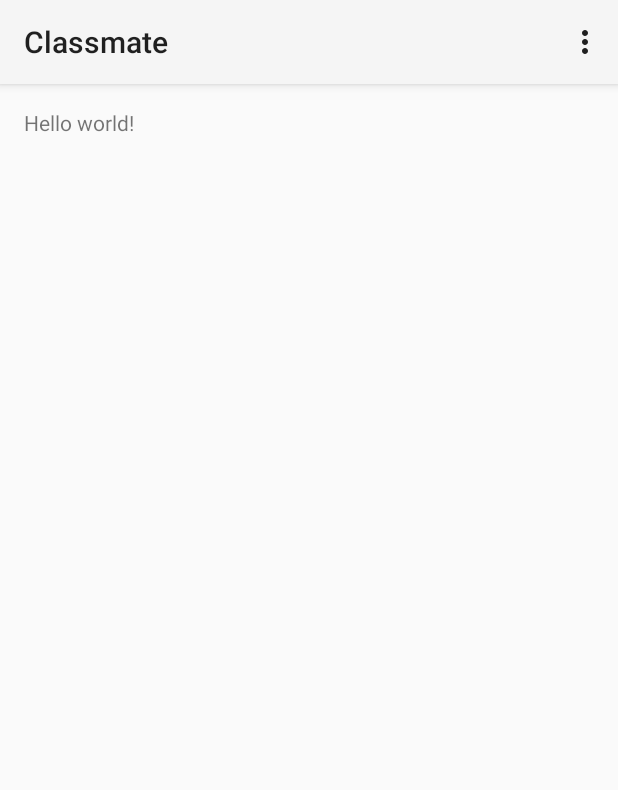
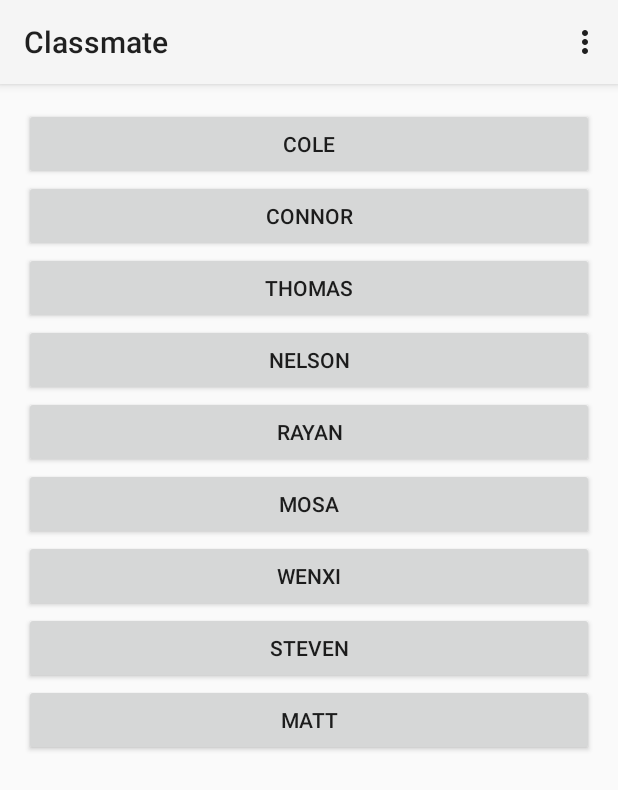
Before and after one commit to colegarien/SDDTermProject, an Android app: the screen it shows after launch (MainActivity), on a phone screen of 412 x 824 dp. Shown: the top 790 px of the screen. Run offline under Robolectric (Android 15) with nearby library versions, the phone set to English and light mode, and no system bars.

Commit message:
Add debug fragment and implement fragment launch system
Our main activity will serve only as a launching point for our fragments, and thus should not be used for interface design. To use the debug interface, fill in the appropriate on click listener in the Debug fragment.

```diff
--- a/app/src/main/AndroidManifest.xml
+++ b/app/src/main/AndroidManifest.xml
@@ -8,7 +8,7 @@
         android:label="@string/app_name"
         android:theme="@style/AppTheme" >
         <activity
-            android:name=".MainActivity"
+            android:name=".Activites.MainActivity"
             android:label="@string/app_name" >
             <intent-filter>
                 <action android:name="android.intent.action.MAIN" />
--- a/app/src/main/java/edu/uco/schambers/classmate/MainActivity.java
+++ b/app/src/main/java/edu/uco/schambers/classmate/Activites/MainActivity.java
@@ -1,17 +1,36 @@
-package edu.uco.schambers.classmate;
+package edu.uco.schambers.classmate.Activites;
 
 import android.app.Activity;
+import android.app.Fragment;
+import android.app.FragmentTransaction;
+import android.net.Uri;
 import android.os.Bundle;
 import android.view.Menu;
 import android.view.MenuItem;
+import android.view.View;
+import android.widget.Button;
+import android.widget.Toast;
 
-public class MainActivity extends Activity {
+import edu.uco.schambers.classmate.Fragments.Debug;
+import edu.uco.schambers.classmate.Fragments.StudentResponse;
+import edu.uco.schambers.classmate.R;
+
+
+public class MainActivity extends Activity implements StudentResponse.OnFragmentInteractionListener
+{
+
 
     @Override
     protected void onCreate(Bundle savedInstanceState) {
         super.onCreate(savedInstanceState);
         setContentView(R.layout.activity_main);
+        FragmentTransaction trans = getFragmentManager().beginTransaction();
+        Fragment debugFragment = new Debug();
+        trans.replace(R.id.fragment_container, debugFragment);
+        trans.commit();
     }
+
+
 
     @Override
     public boolean onCreateOptionsMenu(Menu menu) {
@@ -34,4 +53,9 @@ public class MainActivity extends Activity {
 
         return super.onOptionsItemSelected(item);
     }
+    @Override
+    public void onFragmentInteraction(Uri uri)
+    {
+        //todo
+    }
 }
--- /dev/null
+++ b/app/src/main/java/edu/uco/schambers/classmate/Fragments/Debug.java
@@ -0,0 +1,183 @@
+package edu.uco.schambers.classmate.Fragments;
+
+
+import android.app.FragmentTransaction;
+import android.os.Bundle;
+import android.app.Fragment;
+import android.view.LayoutInflater;
+import android.view.View;
+import android.view.ViewGroup;
+import android.widget.Button;
+import android.widget.Toast;
+
+import edu.uco.schambers.classmate.R;
+//this fragment will be acting as our debug interface.
+//Please use fragment transactions to launch your modules (which should be fragments, hint hint)
+//Do this within the onClickListeners for the appropriate buttons
+public class Debug extends Fragment
+{
+
+    Button mattBtn;
+    Button stevenBtn;
+    Button wenxiBtn;
+    Button nelsonBtn;
+    Button thomasBtn;
+    Button mosaBtn;
+    Button connorBtn;
+    Button coleBtn;
+    Button rayanBtn;
+
+    public Debug()
+    {
+        // Required empty public constructor
+    }
+
+
+    @Override
+    public View onCreateView(LayoutInflater inflater, ViewGroup container,
+                             Bundle savedInstanceState)
+    {
+        // Inflate the layout for this fragment
+        View rootView = inflater.inflate(R.layout.fragment_debug, container, false);
+        initUI(rootView);
+        setOnClickListeners();
+        return rootView;
+    }
+
+    public void initUI(View rootView)
+    {
+        mattBtn = (Button) rootView.findViewById(R.id.matt_btn);
+        stevenBtn = (Button) rootView.findViewById(R.id.steven_btn);
+        wenxiBtn = (Button) rootView.findViewById(R.id.wenxi_btn);
+        nelsonBtn = (Button) rootView.findViewById(R.id.nelson_btn);
+        thomasBtn = (Button) rootView.findViewById(R.id.thomas_btn);
+        mosaBtn = (Button) rootView.findViewById(R.id.mosa_btn);
+        connorBtn = (Button) rootView.findViewById(R.id.connor_btn);
+        coleBtn = (Button) rootView.findViewById(R.id.cole_btn);
+        rayanBtn = (Button) rootView.findViewById(R.id.rayan_btn);
+
+    }
+
+    //region OnClickListeners
+
+    private void setOnClickListeners()
+    {
+        mattBtn.setOnClickListener(new View.OnClickListener()
+        {
+            @Override
+            public void onClick(View v)
+            {
+                showRequestToast();
+                //create an instance of your fragment here and pass it to the next function
+                launchFragment(null);
+            }
+        });
+
+        stevenBtn.setOnClickListener(new View.OnClickListener()
+        {
+            @Override
+            public void onClick(View v)
+            {
+                Fragment studentResponse = StudentResponse.newInstance("test","test");
+                launchFragment(studentResponse);
+            }
+        });
+
+        wenxiBtn.setOnClickListener(new View.OnClickListener()
+        {
+            @Override
+            public void onClick(View v)
+            {
+
+                showRequestToast();
+                //create an instance of your fragment here and pass it to the next function
+                launchFragment(null);
+            }
+        });
+
+        nelsonBtn.setOnClickListener(new View.OnClickListener()
+        {
+            @Override
+            public void onClick(View v)
+            {
+
+                showRequestToast();
+                //create an instance of your fragment here and pass it to the next function
+                launchFragment(null);
+            }
+        });
+
+        thomasBtn.setOnClickListener(new View.OnClickListener()
+        {
+            @Override
+            public void onClick(View v)
+            {
+                showRequestToast();
+                //create an instance of your fragment here and pass it to the next function
+                launchFragment(null);
+            }
+        });
+
+        mosaBtn.setOnClickListener(new View.OnClickListener()
+        {
+            @Override
+            public void onClick(View v)
+            {
+                showRequestToast();
+                //create an instance of your fragment here and pass it to the next function
+                launchFragment(null);
+            }
+        });
+
+        connorBtn.setOnClickListener(new View.OnClickListener()
+        {
+            @Override
+            public void onClick(View v)
+            {
+                showRequestToast();
+                //create an instance of your fragment here and pass it to the next function
+                launchFragment(null);
+            }
+        });
+
+        coleBtn.setOnClickListener(new View.OnClickListener()
+        {
+            @Override
+            public void onClick(View v)
+            {
+                showRequestToast();
+                //create an instance of your fragment here and pass it to the next function
+                launchFragment(null);
+            }
+        });
+
+        rayanBtn.setOnClickListener(new View.OnClickListener()
+        {
+            @Override
+            public void onClick(View v)
+            {
+                showRequestToast();
+                //create an instance of your fragment here and pass it to the next function
+                launchFragment(null);
+            }
+        });
+    }
+
+
+    private void showRequestToast()
+    {
+        Toast.makeText(getActivity(),getResources().getString(R.string.set_listener), Toast.LENGTH_SHORT).show();
+    }
+
+    private void launchFragment(Fragment f)
+    {
+        if(f != null)
+        {
+            FragmentTransaction trans = getFragmentManager().beginTransaction();
+            trans.replace(R.id.fragment_container, f).addToBackStack("debug");
+            trans.commit();
+        }
+    }
+    //endregion
+
+}
--- a/app/src/main/res/layout/activity_main.xml
+++ b/app/src/main/res/layout/activity_main.xml
@@ -5,7 +5,11 @@
     android:paddingTop="@dimen/activity_vertical_margin"
     android:paddingBottom="@dimen/activity_vertical_margin" tools:context=".MainActivity">
 
-    <TextView android:text="@string/hello_world" android:layout_width="wrap_content"
-        android:layout_height="wrap_content" />
+
+  <FrameLayout
+      android:layout_width="match_parent"
+      android:layout_height="match_parent"
+      android:id="@+id/fragment_container"
+      />
 
 </RelativeLayout>
--- /dev/null
+++ b/app/src/main/res/layout/fragment_debug.xml
@@ -0,0 +1,76 @@
+<FrameLayout xmlns:android="http://schemas.android.com/apk/res/android"
+             xmlns:tools="http://schemas.android.com/tools"
+             android:layout_width="match_parent"
+             android:layout_height="match_parent"
+             tools:context="edu.uco.schambers.classmate.Fragments.Debug">
+
+    <LinearLayout
+        android:orientation="vertical"
+        android:layout_width="match_parent"
+        android:layout_height="match_parent"
+        >
+
+        <Button
+            android:layout_width="match_parent"
+            android:layout_height="wrap_content"
+            android:text="@string/cole"
+            android:id="@+id/cole_btn"
+            />
+
+        <Button
+            android:layout_width="match_parent"
+            android:layout_height="wrap_content"
+            android:text="@string/connor"
+            android:id="@+id/connor_btn"
+            />
+
+        <Button
+            android:layout_width="match_parent"
+            android:layout_height="wrap_content"
+            android:text="@string/thomas"
+            android:id="@+id/thomas_btn"
+            />
+
+        <Button
+            android:layout_width="match_parent"
+            android:layout_height="wrap_content"
+            android:text="@string/nelson"
+            android:id="@+id/nelson_btn"
+            />
+
+        <Button
+            android:layout_width="match_parent"
+            android:layout_height="wrap_content"
+            android:text="@string/rayan"
+            android:id="@+id/rayan_btn"
+            />
+
+        <Button
+            android:layout_width="match_parent"
+            android:layout_height="wrap_content"
+            android:text="@string/mosa"
+            android:id="@+id/mosa_btn"
+            />
+
+        <Button
+            android:layout_width="match_parent"
+            android:layout_height="wrap_content"
+            android:text="@string/wenxi"
+            android:id="@+id/wenxi_btn"
+            />
+
+        <Button
+            android:layout_width="match_parent"
+            android:layout_height="wrap_content"
+            android:text="@string/steven"
+            android:id="@+id/steven_btn"
+            />
+
+        <Button
+            android:layout_width="match_parent"
+            android:layout_height="wrap_content"
+            android:text="@string/matt"
+            android:id="@+id/matt_btn"
+            />
+    </LinearLayout>
+</FrameLayout>
--- a/app/src/main/res/values/strings.xml
+++ b/app/src/main/res/values/strings.xml
@@ -3,4 +3,20 @@
 
     <string name="hello_world">Hello world!</string>
     <string name="action_settings">Settings</string>
+
+    <string name="matt">Matt</string>
+    <string name="steven">Steven</string>
+    <string name="cole">Cole</string>
+    <string name="connor">Connor</string>
+    <string name="mosa">Mosa</string>
+    <string name="nelson">Nelson</string>
+    <string name="rayan">Rayan</string>
+    <string name="thomas">Thomas</string>
+    <string name="wenxi">Wenxi</string>
+
+    <string name="set_listener">Please set your on click listener</string>
+
+<!-- TODO: Remove or change this placeholder text -->
+    <string name="hello_blank_fragment">Hello blank fragment</string>
+
 </resources>
```
Also changed, not shown: app/src/main/java/edu/uco/schambers/classmate/Fragments/StudentResponse.java (added, +93 -0 lines), app/src/main/res/layout/fragment_student_response.xml (added, +13 -0 lines).
